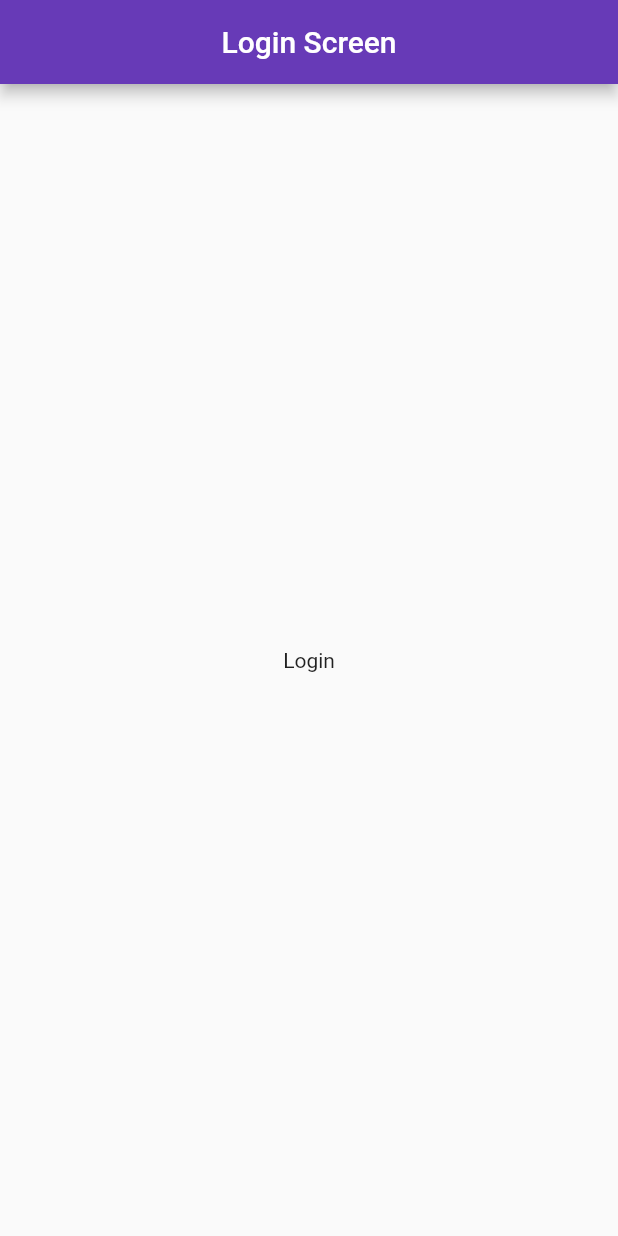
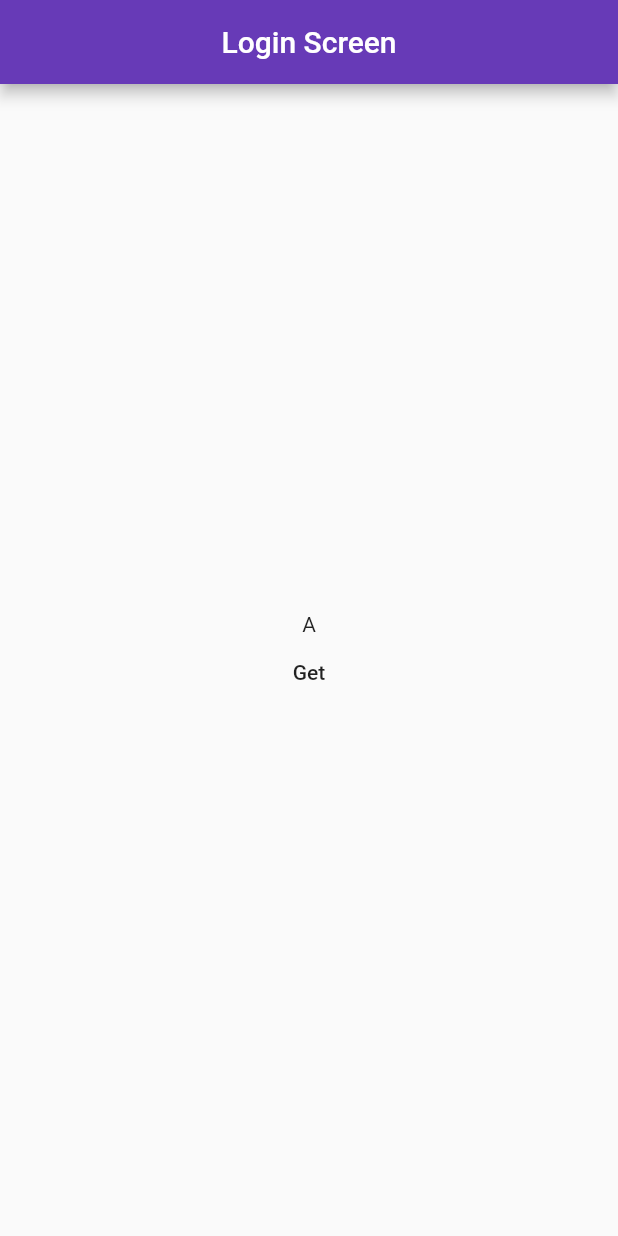
Before and after one commit to novaladip/geldstroom-client-flutter, a Flutter app: the screen it shows after launch, on a phone screen of 412 x 824 dp. Run offline on Flutter 3.47's test engine with Material 2 defaults, Android fonts, the phone set to English and light mode, and no system bars; our stand-ins replace dio, equatable.

Commit message:
add basic mode

```diff
--- a/lib/main.dart
+++ b/lib/main.dart
@@ -5,7 +5,9 @@ import 'package:provider/provider.dart';
 import 'package:geldstroom/provider/all_provider.dart';
 import 'package:geldstroom/screens/login_screen.dart';
 
-void main() => runApp(App());
+void main() {
+  runApp(App());
+}
 
 class App extends StatelessWidget {
   @override
--- a/lib/screens/login_screen.dart
+++ b/lib/screens/login_screen.dart
@@ -12,7 +12,16 @@ class LoginScreen extends StatelessWidget {
         title: Text('Login Screen'),
       ),
       body: Center(
-        child: Text('Login'),
+        child: Column(
+          mainAxisAlignment: MainAxisAlignment.center,
+          children: <Widget>[
+            Text('A'),
+            FlatButton(
+              child: Text('Get'),
+              onPressed: () {},
+            )
+          ],
+        ),
       ),
     );
   }
--- a/pubspec.yaml
+++ b/pubspec.yaml
@@ -17,6 +17,8 @@ environment:
   sdk: ">=2.1.0 <3.0.0"
 
 dependencies:
+  equatable: ^0.4.0
+  dio: ^2.1.13
   provider: ^3.1.0
   flutter:
     sdk: flutter
```
Also changed, not shown: lib/models/balance.dart (added, +11 -0 lines), lib/models/transaction.dart (added, +23 -0 lines), lib/utils/api.dart (added, +7 -0 lines), pubspec.lock.
